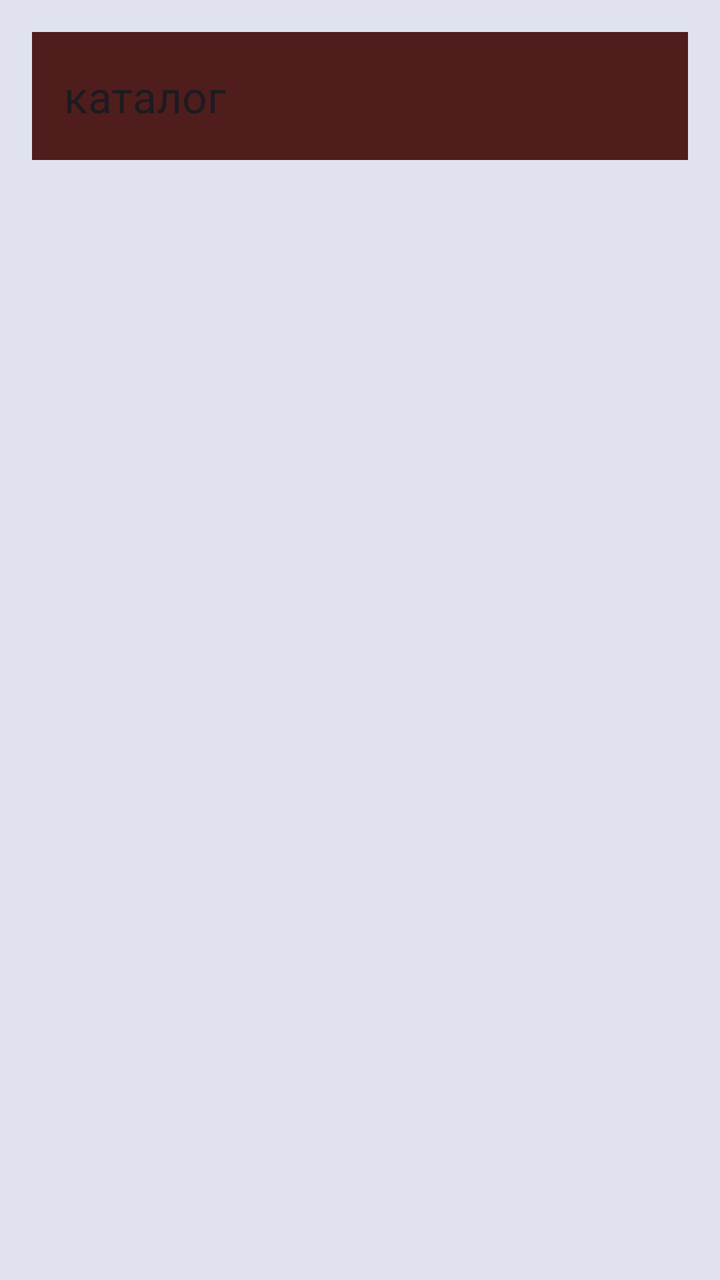
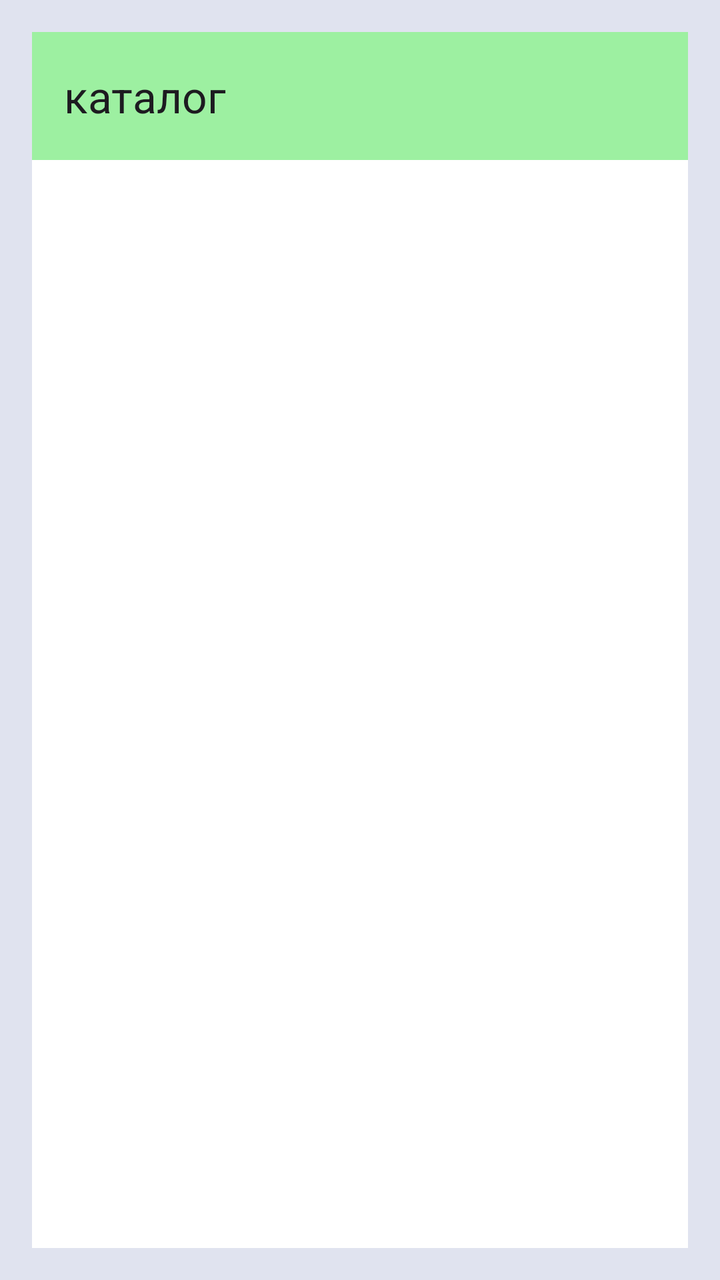

Screens rendered from an Android XML layout before and after an edit, with the pre-edit source and the edit as a unified diff.
<!-- AndroidManifest.xml: application theme Theme.MyApplicationShopNew -->
<!-- res/layout/activity_second.xml -->
<?xml version="1.0" encoding="utf-8"?>
<LinearLayout xmlns:android="http://schemas.android.com/apk/res/android"
    xmlns:app="http://schemas.android.com/apk/res-auto"
    xmlns:tools="http://schemas.android.com/tools"
    android:id="@+id/second"
    android:layout_width="match_parent"
    android:layout_height="match_parent"
    android:background="#E0E3EF"
    android:orientation="vertical"
    android:padding="16dp"
    >

    <com.google.android.material.appbar.MaterialToolbar
        android:id="@+id/topBar"
        android:layout_width="match_parent"
        android:layout_height="wrap_content"
        app:title="каталог"
        android:elevation="4dp"
        android:background="#501D1D"
    />


    <ListView
        android:id="@+id/lvCatalog"
        android:layout_width="match_parent"
        android:layout_height="match_parent"
        android:divider="@null"
        android:dividerHeight="0dp"
        />

    <androidx.recyclerview.widget.RecyclerView
        android:id="@+id/rvCatalogGRid"
        android:layout_width="match_parent"
        android:layout_height="match_parent"
        android:visibility="gone"

    />

</LinearLayout>
<!-- resources referenced by this layout -->
<resources>
  <style name="Theme.MyApplicationShopNew" parent="Base.Theme.MyApplicationShopNew" />
  <style name="Base.Theme.MyApplicationShopNew" parent="Theme.Material3.DayNight.NoActionBar">
          
          
      </style>
</resources>

<!-- the commit's change to res/layout/activity_second.xml (unified diff, before → after) -->
@@ -5,7 +5,7 @@
     android:id="@+id/second"
     android:layout_width="match_parent"
     android:layout_height="match_parent"
-    android:background="#E0E3EF"
+    android:background="@color/background_main"
     android:orientation="vertical"
     android:padding="16dp"
     >
@@ -16,7 +16,7 @@
         android:layout_height="wrap_content"
         app:title="каталог"
         android:elevation="4dp"
-        android:background="#501D1D"
+        android:background="#9DF0A1"
     />
 
 
@@ -26,6 +26,7 @@
         android:layout_height="match_parent"
         android:divider="@null"
         android:dividerHeight="0dp"
+        android:background="@color/white"
         />
 
     <androidx.recyclerview.widget.RecyclerView
<!-- resource entries referenced after the edit -->
@@ -1,5 +1,7 @@
 <!-- resources referenced by this layout -->
 <resources>
+  <color name="background_main">#E0E3EF</color>
+  <color name="white">#FFFFFFFF</color>
   <style name="Theme.MyApplicationShopNew" parent="Base.Theme.MyApplicationShopNew" />
   <style name="Base.Theme.MyApplicationShopNew" parent="Theme.Material3.DayNight.NoActionBar">
           
